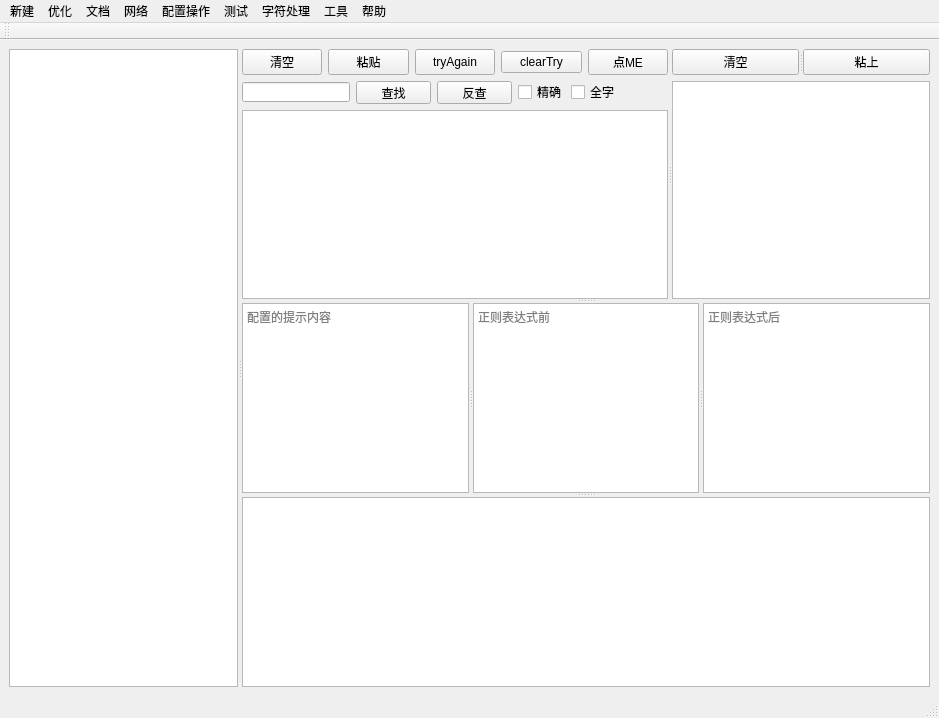
This is codesets/mainwindow.ui in weilaidb/codetools as Qt 5 draws it before an edit. The edited form follows.
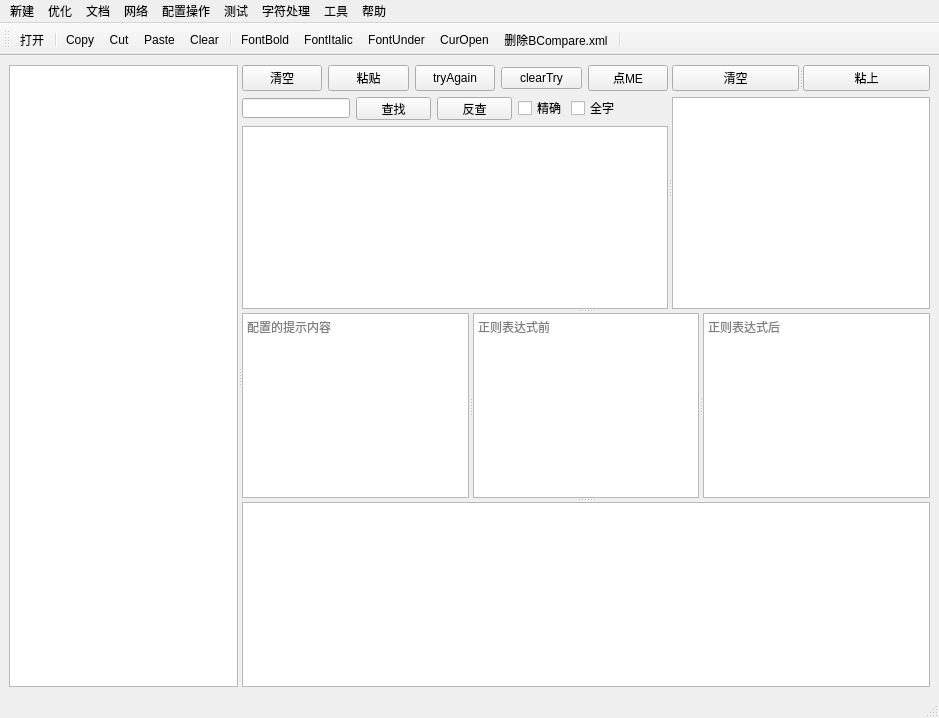
This is the edited form. Icons and pictures are not drawn.

Diff of the .ui file:
```diff
--- a/codesets/mainwindow.ui
+++ b/codesets/mainwindow.ui
@@ -448,12 +448,28 @@
    <property name="windowTitle">
     <string>toolBar</string>
    </property>
+   <property name="toolButtonStyle">
+    <enum>Qt::ToolButtonIconOnly</enum>
+   </property>
    <attribute name="toolBarArea">
     <enum>TopToolBarArea</enum>
    </attribute>
    <attribute name="toolBarBreak">
     <bool>false</bool>
    </attribute>
+   <addaction name="action_office_open"/>
+   <addaction name="separator"/>
+   <addaction name="action_Copy"/>
+   <addaction name="action_Cut"/>
+   <addaction name="action_Paste"/>
+   <addaction name="action_Clear"/>
+   <addaction name="separator"/>
+   <addaction name="action_FontBold"/>
+   <addaction name="action_FontItalic"/>
+   <addaction name="action_FontUnder"/>
+   <addaction name="action_CurOpen"/>
+   <addaction name="action_del_BCompare_xml"/>
+   <addaction name="separator"/>
   </widget>
   <action name="action_codeFormat_File">
    <property name="text">
@@ -827,6 +843,87 @@
     <string>选中时，当点击左侧粘贴时，以下动作:1)左侧tryagain;2)右侧粘上</string>
    </property>
   </action>
+  <action name="action_Copy">
+   <property name="icon">
+    <iconset resource="images/app.qrc">
+     <normaloff>:/tools/120.bmp</normaloff>:/tools/120.bmp</iconset>
+   </property>
+   <property name="text">
+    <string>Copy</string>
+   </property>
+  </action>
+  <action name="action_Cut">
+   <property name="icon">
+    <iconset resource="images/app.qrc">
+     <normaloff>:/tools/cut.bmp</normaloff>:/tools/cut.bmp</iconset>
+   </property>
+   <property name="text">
+    <string>Cut</string>
+   </property>
+  </action>
+  <action name="action_Paste">
+   <property name="icon">
+    <iconset resource="images/app.qrc">
+     <normaloff>:/tools/paste.bmp</normaloff>:/tools/paste.bmp</iconset>
+   </property>
+   <property name="text">
+    <string>Paste</string>
+   </property>
+  </action>
+  <action name="action_FontBold">
+   <property name="checkable">
+    <bool>true</bool>
+   </property>
+   <property name="icon">
+    <iconset resource="images/app.qrc">
+     <normaloff>:/tools/BLD.BMP</normaloff>:/tools/BLD.BMP</iconset>
+   </property>
+   <property name="text">
+    <string>FontBold</string>
+   </property>
+  </action>
+  <action name="action_FontItalic">
+   <property name="checkable">
+    <bool>true</bool>
+   </property>
+   <property name="icon">
+    <iconset resource="images/app.qrc">
+     <normaloff>:/tools/ITL.BMP</normaloff>:/tools/ITL.BMP</iconset>
+   </property>
+   <property name="text">
+    <string>FontItalic</string>
+   </property>
+  </action>
+  <action name="action_FontUnder">
+   <property name="checkable">
+    <bool>true</bool>
+   </property>
+   <property name="icon">
+    <iconset resource="images/app.qrc">
+     <normaloff>:/tools/UNDRLN.BMP</normaloff>:/tools/UNDRLN.BMP</iconset>
+   </property>
+   <property name="text">
+    <string>FontUnder</string>
+   </property>
+  </action>
+  <action name="action_Clear">
+   <property name="icon">
+    <iconset resource="images/app.qrc">
+     <normaloff>:/tools/103.bmp</normaloff>:/tools/103.bmp</iconset>
+   </property>
+   <property name="text">
+    <string>Clear</string>
+   </property>
+  </action>
+  <action name="action_CurOpen">
+   <property name="icon">
+    <iconset resource="images/app.qrc">
+     <normaloff>:/tools/Cur.bmp</normaloff>:/tools/Cur.bmp</iconset>
+   </property>
+   <property name="text">
+    <string>CurOpen</string>
+   </property>
+  </action>
  </widget>
  <resources/>
  <connections>
```
Left out of the diff: 84 changed lines with no effect on the pictures.
